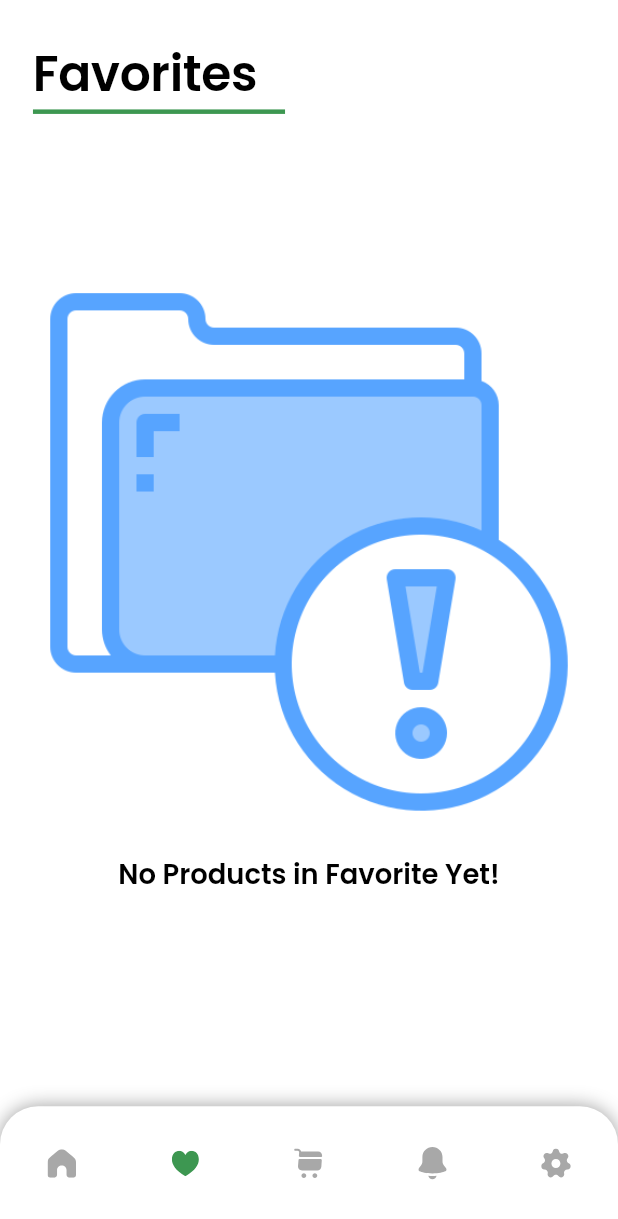
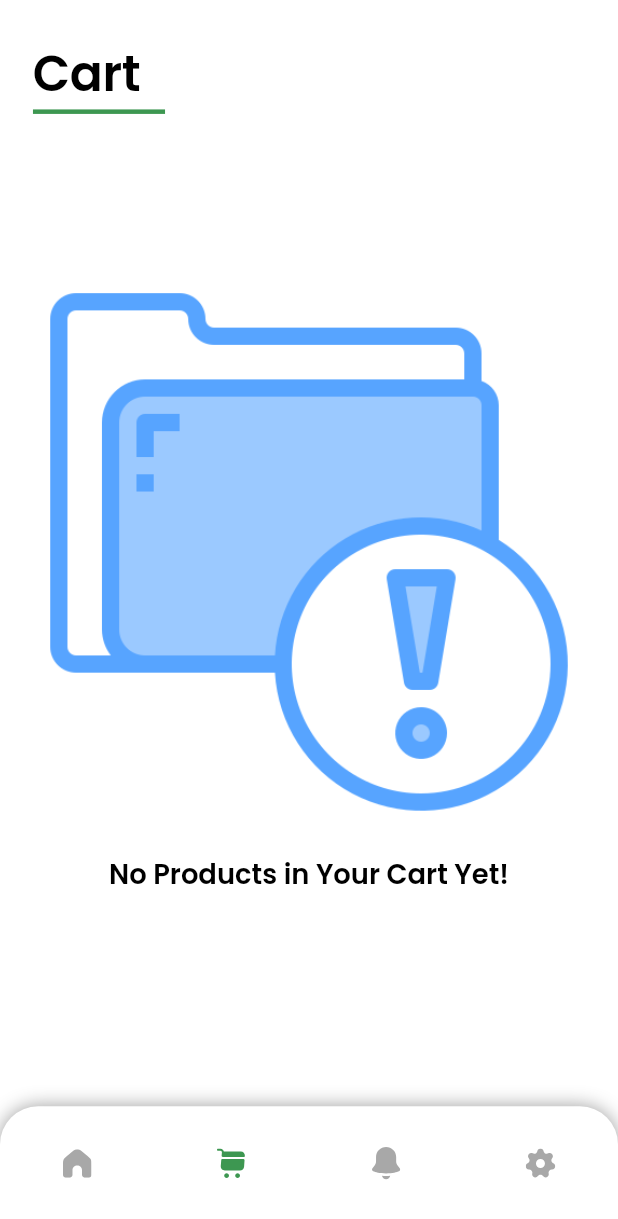
Before and after one commit to azzouzin/optischop, a Flutter app: the BaseView screen opened by its route, item 2 of the bottom bar chosen, on a phone screen of 412 x 824 dp. Shown: the top 1219 px of the screen. Run offline on Flutter 3.47's test engine with Material 3 defaults, Android fonts, the phone set to English and light mode, and no system bars; our stand-ins replace carousel_slider, cloud_firestore, dio, firebase_auth, firebase_core, firebase_storage and 8 more; accounts and stored records are empty; generated files the repository leaves out were written again; network calls fail; project files that could hold a hidden picture were left out.

Commit message:
Command Model and Ui Setup

```diff
--- a/lib/app/components/product_item.dart
+++ b/lib/app/components/product_item.dart
@@ -48,7 +48,7 @@ class ProductItem extends StatelessWidget {
                         ),
                   ),
                 ),
-                Positioned(
+               /* Positioned(
                   left: 15.w,
                   bottom: 20.h,
                   child: GetBuilder<BaseController>(
@@ -70,7 +70,7 @@ class ProductItem extends StatelessWidget {
                     ),
                   ),
                 ).animate().fade(),
-              ],
+              */],
             ),
             10.verticalSpace,
             Row(
--- /dev/null
+++ b/lib/app/data/models/command_model.dart
@@ -0,0 +1,80 @@
+// ignore_for_file: public_member_api_docs, sort_constructors_first
+import 'dart:convert';
+
+import 'package:getx_skeleton/app/data/models/product_model.dart';
+
+class CommandModel {
+  String? id;
+  List<CommandProductsModel> products;
+  String? clientId;
+  DateTime dateTime;
+  String status;
+  CommandModel({
+    this.id,
+    required this.products,
+    required this.clientId,
+    required this.dateTime,
+    required this.status,
+  });
+
+  Map<String, dynamic> toMap() {
+    return <String, dynamic>{
+      'id': id,
+      'products': products.map((x) => x.toMap()).toList(),
+      'clientId': clientId,
+      'dateTime': dateTime.millisecondsSinceEpoch,
+      'status': status,
+    };
+  }
+
+  factory CommandModel.fromMap(Map<String, dynamic> map) {
+    return CommandModel(
+      id: map['id'] != null ? map['id'] as String : null,
+      products: List<CommandProductsModel>.from(
+        (map['products'] as List<int>).map<CommandProductsModel>(
+          (x) => CommandProductsModel.fromMap(x as Map<String, dynamic>),
+        ),
+      ),
+      clientId: map['clientId'] != null ? map['clientId'] as String : null,
+      dateTime: DateTime.fromMillisecondsSinceEpoch(map['dateTime'] as int),
+      status: map['status'] as String,
+    );
+  }
+
+  String toJson() => json.encode(toMap());
+
+  factory CommandModel.fromJson(String source) =>
+      CommandModel.fromMap(json.decode(source) as Map<String, dynamic>);
+}
+
+class CommandProductsModel {
+  String id;
+  int qte;
+  double price;
+  CommandProductsModel({
+    required this.id,
+    required this.qte,
+    required this.price,
+  });
+
+  Map<String, dynamic> toMap() {
+    return <String, dynamic>{
+      'id': id,
+      'qte': qte,
+      'price': price,
+    };
+  }
+
+  factory CommandProductsModel.fromMap(Map<String, dynamic> map) {
+    return CommandProductsModel(
+      id: map['id'] as String,
+      qte: map['qte'] as int,
+      price: map['price'] as double,
+    );
+  }
+
+  String toJson() => json.encode(toMap());
+
+  factory CommandProductsModel.fromJson(String source) =>
+      CommandProductsModel.fromMap(json.decode(source) as Map<String, dynamic>);
+}
--- a/lib/app/data/models/product_model.dart
+++ b/lib/app/data/models/product_model.dart
@@ -1,3 +1,6 @@
+// ignore_for_file: public_member_api_docs, sort_constructors_first
+import 'dart:convert';
+
 class ProductModel {
   int? id;
   List<String>? images;
@@ -5,14 +8,10 @@ class ProductModel {
   int? quantity;
   double? price;
   double? promoPrice;
-  double? rating;
-  String? reviews;
-  String? size;
   // double? unitPrice;
   int? qtePerEmbalage;
   String? embalage;
   String? unit;
-  bool? isFavorite;
   ProductModel(
       {this.id,
       this.images,
@@ -21,11 +20,44 @@ class ProductModel {
       this.price,
       // this.unitPrice,
       this.qtePerEmbalage,
-      this.rating,
-      this.reviews,
-      this.size,
+
       this.embalage,
       this.unit,
-      this.isFavorite,
       this.promoPrice});
+
+  Map<String, dynamic> toMap() {
+    return <String, dynamic>{
+      'id': id,
+      'images': images,
+      'name': name,
+      'quantity': quantity,
+      'price': price,
+      'promoPrice': promoPrice,
+      'qtePerEmbalage': qtePerEmbalage,
+      'embalage': embalage,
+      'unit': unit,
+    };
+  }
+
+  factory ProductModel.fromMap(Map<String, dynamic> map) {
+    return ProductModel(
+      id: map['id'] != null ? map['id'] as int : null,
+      images: map['images'] != null
+          ? List<String>.from((map['images'] as List<String>))
+          : null,
+      name: map['name'] != null ? map['name'] as String : null,
+      quantity: map['quantity'] != null ? map['quantity'] as int : null,
+      price: map['price'] != null ? map['price'] as double : null,
+      promoPrice: map['promoPrice'],
+      qtePerEmbalage:
+          map['qtePerEmbalage'] != null ? map['qtePerEmbalage'] as int : null,
+      embalage: map['embalage'] != null ? map['embalage'] as String : null,
+      unit: map['unit'] != null ? map['unit'] as String : null,
+    );
+  }
+
+  String toJson() => json.encode(toMap());
+
+  factory ProductModel.fromJson(String source) =>
+      ProductModel.fromMap(json.decode(source) as Map<String, dynamic>);
 }
--- a/lib/app/data/remote/firebase_auth.dart
+++ b/lib/app/data/remote/firebase_auth.dart
@@ -89,7 +89,7 @@ class AuthServices {
       UserModel userData =
           UserModel.fromMap(documentSnapshot.data() as Map<String, dynamic>);
       // Use the fetched user data here
-      print('User data: $userData');
+      print('User data: ${userData.id}');
       return userData;
     }).catchError((error) {
       Logger().e('Error fetching user data: $error');
--- a/lib/app/modules/base/bindings/base_binding.dart
+++ b/lib/app/modules/base/bindings/base_binding.dart
@@ -1,6 +1,5 @@
 import 'package:get/get.dart';
 import '../../cart/controllers/cart_controller.dart';
-import '../../favorites/controllers/favorites_controller.dart';
 import '../../home/controllers/home_controller.dart';
 import '../../notifications/controllers/notifications_controller.dart';
 import '../../settings/controllers/settings_controller.dart';
@@ -11,7 +10,6 @@ class BaseBinding extends Bindings {
   void dependencies() {
     Get.lazyPut<BaseController>(() => BaseController());
     Get.lazyPut<HomeController>(() => HomeController());
-    Get.lazyPut<FavoritesController>(() => FavoritesController());
     Get.lazyPut<CartController>(() => CartController());
     Get.lazyPut<NotificationsController>(() => NotificationsController());
     Get.lazyPut<SettingsController>(() => SettingsController());
--- a/lib/app/modules/base/controllers/base_controller.dart
+++ b/lib/app/modules/base/controllers/base_controller.dart
@@ -1,7 +1,6 @@
 import 'package:get/get.dart';
 
 import '../../../../utils/dummy_helper.dart';
-import '../../favorites/controllers/favorites_controller.dart';
 
 class BaseController extends GetxController {
 
@@ -15,7 +14,7 @@ class BaseController extends GetxController {
   }
 
   /// when the user press on the favorite button in the product
-  onFavoriteButtonPressed({required int productId}) {
+ /* onFavoriteButtonPressed({required int productId}) {
     var product = DummyHelper.products.firstWhere((product) => product.id == productId);
     if (product.isFavorite!) {
       // remove product from favorites
@@ -29,4 +28,5 @@ class BaseController extends GetxController {
     update(['FavoriteButton']);
   }
 
+*/
 }
--- a/lib/app/modules/base/views/base_view.dart
+++ b/lib/app/modules/base/views/base_view.dart
@@ -6,7 +6,6 @@ import 'package:get/get.dart';
 import '../../../../utils/constants.dart';
 import '../controllers/base_controller.dart';
 import '../../cart/views/cart_view.dart';
-import '../../favorites/views/favorites_view.dart';
 import '../../home/views/home_view.dart';
 import '../../notifications/views/notifications_view.dart';
 import '../../settings/views/settings_view.dart';
@@ -26,7 +25,7 @@ class BaseView extends GetView<BaseController> {
             index: controller.currentIndex,
             children: [
               const HomeView(),
-              const FavoritesView(),
+              //  const FavoritesView(),
               const CartView(),
               const NotificationsView(),
               SettingsView()
@@ -67,10 +66,10 @@ class BaseView extends GetView<BaseController> {
                   label: 'Home',
                   icon: Constants.homeIcon,
                 ),
-                _mBottomNavItem(
+                /* _mBottomNavItem(
                   label: 'Favorites',
                   icon: Constants.favoritesIcon,
-                ),
+                ),*/
                 _mBottomNavItem(
                   label: 'Cart',
                   icon: Constants.cartIcon,
--- a/lib/app/modules/favorites/controllers/favorites_controller.dart
+++ /dev/null
@@ -1,22 +0,0 @@
-import 'package:get/get.dart';
-
-import '../../../../utils/dummy_helper.dart';
-import '../../../data/models/product_model.dart';
-
-class FavoritesController extends GetxController {
-
-  // to hold the favorite products
-  List<ProductModel> products = [];
-
-  @override
-  void onInit() {
-    getFavoriteProducts();
-    super.onInit();
-  }
-
-  /// get the favorite products from the product list
-  getFavoriteProducts() {
-    products = DummyHelper.products.where((product) => product.isFavorite!).toList();
-    update();
-  }
-}
--- a/lib/app/modules/favorites/views/favorites_view.dart
+++ /dev/null
@@ -1,51 +0,0 @@
-import 'package:flutter/material.dart';
-import 'package:flutter_screenutil/flutter_screenutil.dart';
-
-import 'package:get/get.dart';
-
-import '../../../components/no_data.dart';
-import '../../../components/product_item.dart';
-import '../../../components/screen_title.dart';
-import '../controllers/favorites_controller.dart';
-
-class FavoritesView extends GetView<FavoritesController> {
-  const FavoritesView({Key? key}) : super(key: key);
-
-  @override
-  Widget build(BuildContext context) {
-    return Scaffold(
-      body: Padding(
-        padding: EdgeInsets.symmetric(horizontal: 20.w),
-        child: ListView(
-          children: [
-            30.verticalSpace,
-            const ScreenTitle(
-              title: 'Favorites',
-              dividerEndIndent: 200,
-            ),
-            20.verticalSpace,
-            GetBuilder<FavoritesController>(
-              builder: (_) => controller.products.isEmpty
-                ? const NoData(text: 'No Products in Favorite Yet!')
-                : GridView.builder(
-                    gridDelegate: SliverGridDelegateWithFixedCrossAxisCount(
-                      crossAxisCount: 2,
-                      crossAxisSpacing: 15.w,
-                      mainAxisSpacing: 15.h,
-                      mainAxisExtent: 260.h,
-                    ),
-                    shrinkWrap: true,
-                    primary: false,
-                    itemCount: controller.products.length,
-                    itemBuilder: (context, index) => ProductItem(
-                      product: controller.products[index],
-                    ),
-                  ),
-            ),
-            10.verticalSpace,
-          ],
-        ),
-      ),
-    );
-  }
-}
--- a/lib/app/modules/product_details/controllers/product_details_controller.dart
+++ b/lib/app/modules/product_details/controllers/product_details_controller.dart
@@ -15,7 +15,6 @@ class ProductDetailsController extends GetxController {
   onAddToCartPressed(ProductModel product) {
     var mProduct = DummyHelper.products.firstWhere((p) => p.id == product.id);
     mProduct.quantity = mProduct.quantity! + 1;
-    mProduct.size = selectedSize;
     Get.find<CartController>().getCartProducts();
     Get.back();
   }
--- a/lib/app/modules/product_details/views/product_details_view.dart
+++ b/lib/app/modules/product_details/views/product_details_view.dart
@@ -291,7 +291,7 @@ class ProductDetailsView extends GetView<ProductDetailsController> {
                       radius: 12.r,
                       verticalPadding: 12.h,
                       hasShadow: true,
-                      backgroundColor: LightThemeColors.accentColor,
+                      backgroundColor: LightThemeColors.primaryColor,
                       shadowColor: theme.primaryColor,
                       shadowOpacity: 0.3,
                       shadowBlurRadius: 4,
--- a/lib/app/routes/app_pages.dart
+++ b/lib/app/routes/app_pages.dart
@@ -6,8 +6,6 @@ import '../modules/base/bindings/base_binding.dart';
 import '../modules/base/views/base_view.dart';
 import '../modules/cart/bindings/cart_binding.dart';
 import '../modules/cart/views/cart_view.dart';
-import '../modules/favorites/bindings/favorites_binding.dart';
-import '../modules/favorites/views/favorites_view.dart';
 import '../modules/home/bindings/home_binding.dart';
 import '../modules/home/views/home_view.dart';
 import '../modules/notifications/bindings/notifications_binding.dart';
@@ -47,11 +45,11 @@ class AppPages {
       page: () => const LoginView(),
       binding: LoginBinding(),
     ),
-    GetPage(
+    /* GetPage(
       name: Routes.FAVORITES,
       page: () => const FavoritesView(),
       binding: FavoritesBinding(),
-    ),
+    ),*/
     GetPage(
       name: Routes.CART,
       page: () => const CartView(),
--- a/lib/utils/dummy_helper.dart
+++ b/lib/utils/dummy_helper.dart
@@ -22,10 +22,6 @@ class DummyHelper {
       quantity: 0,
       price: 29000,
       promoPrice: 2500,
-      rating: 4.5,
-      reviews: '1.2k reviews',
-      size: 'M',
-      isFavorite: false,
     ),
     ProductModel(
         id: 2,
@@ -34,50 +30,31 @@ class DummyHelper {
         ],
         name: 'The Statement Skirt',
         quantity: 0,
-        price: 79.99,
-        rating: 4.4,
-        reviews: '10k reviews',
-        size: 'M',
-        isFavorite: false),
+        price: 79.99,),
     ProductModel(
         id: 3,
         images: [Constants.product3],
         name: 'The Luxe Sweater',
         quantity: 0,
         price: 129.99,
-        rating: 4.3,
-        reviews: '22k reviews',
-        size: 'M',
-        isFavorite: false),
+      ),
     ProductModel(
         id: 4,
         images: [Constants.product4],
         name: 'The Statement Top',
         quantity: 0,
-        price: 59.99,
-        rating: 4.2,
-        reviews: '3.4k reviews',
-        size: 'M',
-        isFavorite: false),
+        price: 59.99,),
     ProductModel(
         id: 5,
         images: [Constants.product5],
         name: 'The Casual Tank',
         quantity: 0,
-        price: 39.99,
-        rating: 4.1,
-        reviews: '2.6k reviews',
-        size: 'M',
-        isFavorite: false),
+        price: 39.99,),
     ProductModel(
         id: 6,
         images: [Constants.product1],
         name: 'The Denim Jean',
         quantity: 0,
-        price: 59.99,
-        rating: 4.0,
-        reviews: '5.8k reviews',
-        size: 'M',
-        isFavorite: false),
+        price: 59.99,),
   ];
 }
```
Also changed, not shown: lib/app/modules/cart/controllers/cart_controller.dart (+23 -9 lines), lib/app/modules/cart/views/widgets/cart_item.dart (+10 -5 lines), lib/app/modules/favorites/bindings/favorites_binding.dart (deleted, +0 -12 lines), lib/app/modules/login/login_controller.dart (+6 -1 lines), lib/app/modules/splash/controllers/splash_controller.dart (+6 -3 lines).
